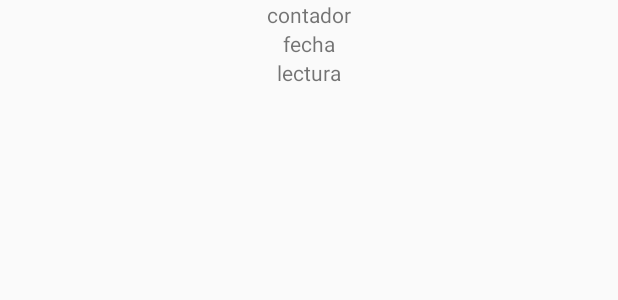
After one commit to AbelTomas/Azaol, an Android app: the layout register_item.xml on its own in the app's theme, with its tools: preview values and no code run, on a phone screen of 412 x 824 dp. The commit adds this screen. Shown: the top 300 px of the screen. Run offline under Robolectric (Android 15) with nearby library versions, the phone set to English and light mode, and no system bars.

Commit message:
list of registers

```diff
--- a/app/build.gradle
+++ b/app/build.gradle
@@ -32,5 +32,6 @@ dependencies {
     annotationProcessor 'com.jakewharton:butterknife-compiler:8.8.1'
     implementation 'com.google.firebase:firebase-auth:16.0.5'
     implementation 'com.android.support:cardview-v7:27.1.1'
+    implementation 'com.google.firebase:firebase-database:16.0.1'
 }
 apply plugin: 'com.google.gms.google-services'
--- a/app/src/main/AndroidManifest.xml
+++ b/app/src/main/AndroidManifest.xml
@@ -28,6 +28,7 @@
             android:name=".SettingsActivity"
             android:label="@string/title_activity_settings" />
         <activity android:name=".RegisterActivity" />
+        <activity android:name=".RegisterList"></activity>
     </application>
 
 </manifest>
--- a/app/src/main/java/com/atomasg/azaol/MenuActivity.java
+++ b/app/src/main/java/com/atomasg/azaol/MenuActivity.java
@@ -28,7 +28,7 @@ public class MenuActivity extends AppCompatActivity {
 
     @OnClick(R.id.cardView2)
     public void onCardView2ClickedAction(){
-        navigator.goToMap();
+        navigator.goToList();
     }
 
     @OnClick(R.id.cardView3)
--- a/app/src/main/java/com/atomasg/azaol/Navigator.java
+++ b/app/src/main/java/com/atomasg/azaol/Navigator.java
@@ -40,8 +40,8 @@ public class Navigator {
 
     protected void goToList(){
        // Log.d(TAG,"Going to register list...");
-       // Intent intert = new Intent(activity, RegisterList.class);
-       // activity.startActivity(intert);
+        Intent intent = new Intent(activity, RegisterList.class);
+        activity.startActivity(intent);
 
         Toast.makeText(activity,"Go to List Intent",Toast.LENGTH_SHORT).show();
 
--- a/app/src/main/res/layout/activity_menu.xml
+++ b/app/src/main/res/layout/activity_menu.xml
@@ -40,7 +40,7 @@
                 android:layout_height="wrap_content"
                 android:background="@color/menu_text_background"
                 android:padding="5dp"
-                android:text="@string/menu_list"
+                android:text="@string/menu_mapa"
                 android:textSize="@dimen/menu_text_size"
                 android:textStyle="bold"
                 android:textColor="@color/text_menu_color"
@@ -175,7 +175,7 @@
                 android:background="@color/menu_text_background"
                 android:padding="5dp"
                 android:textSize="@dimen/menu_text_size"
-                android:text="@string/menu_mapa"
+                android:text="@string/menu_list"
                 android:textStyle="bold"
                 android:textColor="@color/text_menu_color"
                 app:layout_constraintBottom_toBottomOf="parent"
--- /dev/null
+++ b/app/src/main/res/layout/register_item.xml
@@ -0,0 +1,37 @@
+<?xml version="1.0" encoding="utf-8"?>
+<android.support.constraint.ConstraintLayout xmlns:android="http://schemas.android.com/apk/res/android"
+    xmlns:app="http://schemas.android.com/apk/res-auto"
+    xmlns:tools="http://schemas.android.com/tools"
+    android:layout_width="match_parent"
+    android:layout_height="wrap_content">
+
+    <TextView
+        android:id="@+id/tvContador"
+        android:layout_width="wrap_content"
+        android:layout_height="wrap_content"
+        android:text="contador"
+        app:layout_constraintBottom_toTopOf="@+id/tvFecha"
+        app:layout_constraintEnd_toEndOf="parent"
+        app:layout_constraintStart_toStartOf="parent"
+        app:layout_constraintTop_toTopOf="parent" />
+
+    <TextView
+        android:id="@+id/tvFecha"
+        android:layout_width="wrap_content"
+        android:layout_height="wrap_content"
+        android:text="fecha"
+        app:layout_constraintBottom_toTopOf="@+id/tvLectura"
+        app:layout_constraintEnd_toEndOf="parent"
+        app:layout_constraintStart_toStartOf="parent"
+        app:layout_constraintTop_toBottomOf="@+id/tvContador" />
+
+    <TextView
+        android:id="@+id/tvLectura"
+        android:layout_width="wrap_content"
+        android:layout_height="wrap_content"
+        android:text="lectura"
+        app:layout_constraintBottom_toBottomOf="parent"
+        app:layout_constraintEnd_toEndOf="parent"
+        app:layout_constraintStart_toStartOf="parent"
+        app:layout_constraintTop_toTopOf="parent" />
+</android.support.constraint.ConstraintLayout>
```
Also changed, not shown: app/src/main/java/com/atomasg/azaol/Adapter.java (added, +43 -0 lines), app/src/main/java/com/atomasg/azaol/Register.java (added, +68 -0 lines), app/src/main/java/com/atomasg/azaol/RegisterList.java (added, +66 -0 lines), app/src/main/java/com/atomasg/azaol/RegisterViewHolder.java (added, +31 -0 lines), app/src/main/res/layout/activity_register_list.xml (added, +14 -0 lines).
